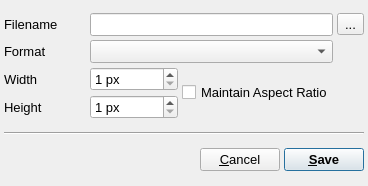
Above: src/gui/saveimage.ui from trisyoungs/aten before the change. Below: the same form after it.
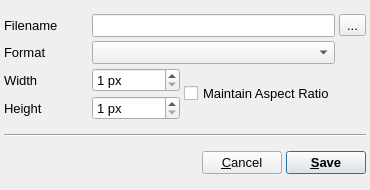
That is the form after the change. Icons and pictures are not drawn.

```diff
--- a/src/gui/saveimage.ui
+++ b/src/gui/saveimage.ui
@@ -9,8 +9,8 @@
    <rect>
     <x>0</x>
     <y>0</y>
-    <width>368</width>
-    <height>186</height>
+    <width>370</width>
+    <height>190</height>
    </rect>
   </property>
   <property name="sizePolicy">
```
Left out of the diff: 8 changed lines with no effect on the pictures.
